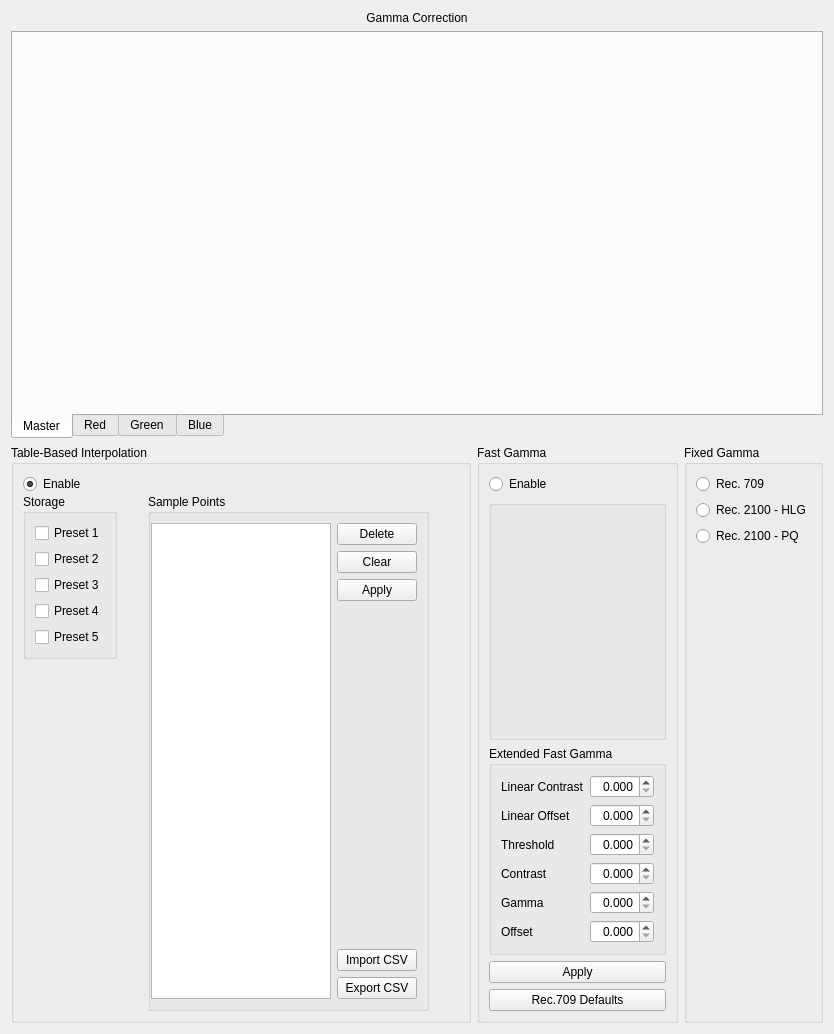
Before: the Qt Designer form dct_widgets/lutbox/lutbox.ui in KAYA-Instruments/SDI-Control-Point, drawn with Qt 5.
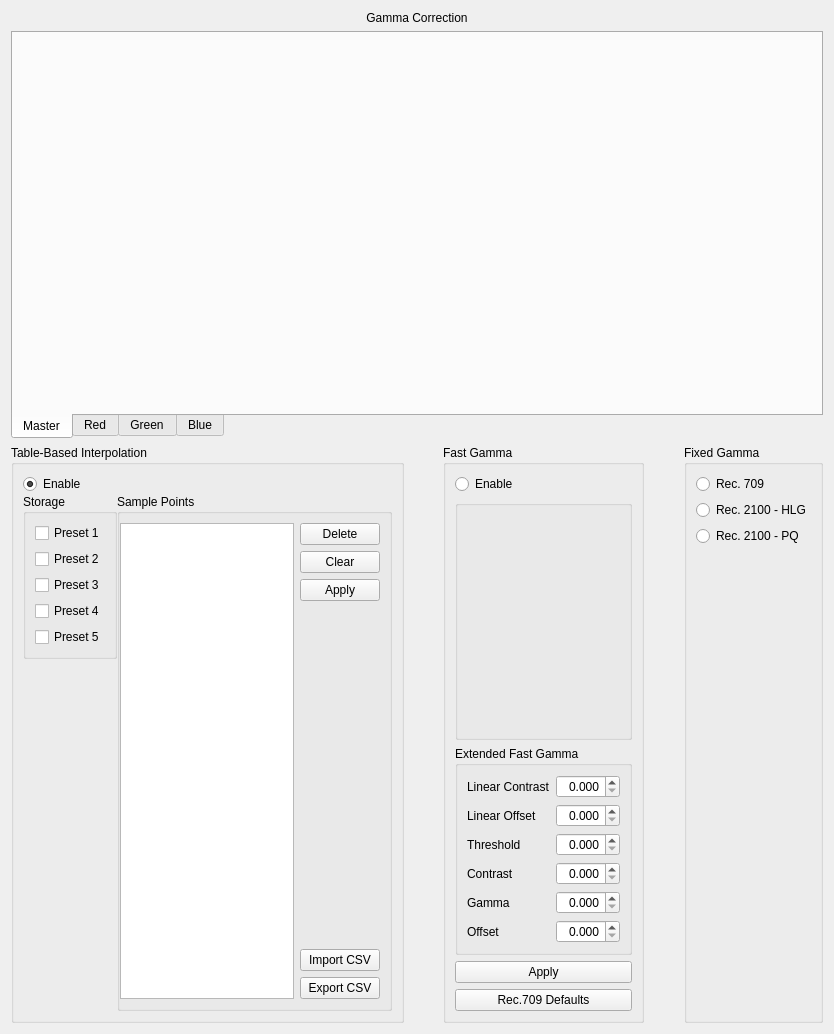
After: the same form once the commit is applied. Icons and pictures are not drawn. Custom widgets are drawn as their Qt base class.

```diff
--- a/dct_widgets/lutbox/lutbox.ui
+++ b/dct_widgets/lutbox/lutbox.ui
@@ -507,6 +507,19 @@
        </layout>
       </widget>
      </item>
+     <item>
+      <spacer name="horizontalSpacer">
+       <property name="orientation">
+        <enum>Qt::Horizontal</enum>
+       </property>
+       <property name="sizeHint" stdset="0">
+        <size>
+         <width>40</width>
+         <height>20</height>
+        </size>
+       </property>
+      </spacer>
+     </item>
      <item>
       <widget class="QGroupBox" name="gbxFastGamma">
        <property name="title">
@@ -943,6 +956,19 @@
        </layout>
       </widget>
      </item>
+     <item>
+      <spacer name="horizontalSpacer_4">
+       <property name="orientation">
+        <enum>Qt::Horizontal</enum>
+       </property>
+       <property name="sizeHint" stdset="0">
+        <size>
+         <width>40</width>
+         <height>20</height>
+        </size>
+       </property>
+      </spacer>
+     </item>
      <item>
       <widget class="QGroupBox" name="gbxFixedGamma">
        <property name="title">
```
Left out of the diff: 2 changed lines with no effect on the pictures.
